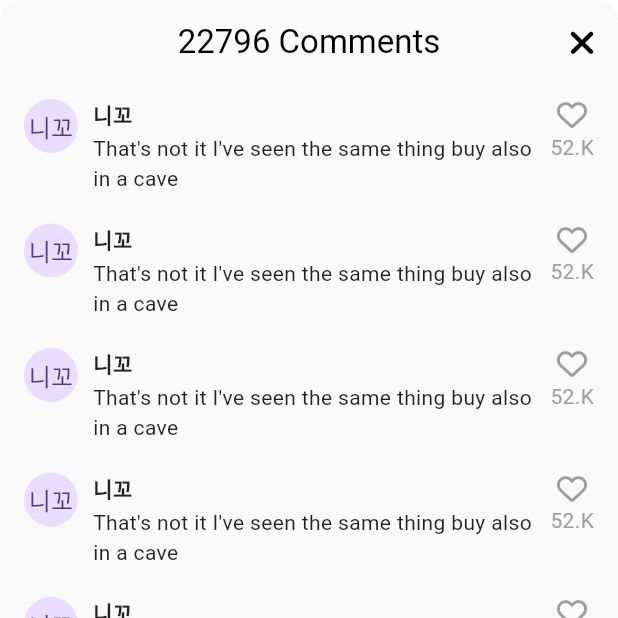
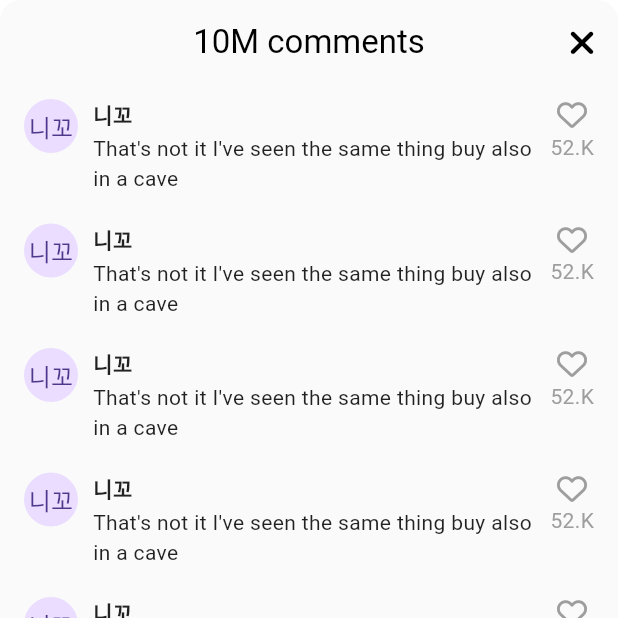
Before and after one commit to Djfkq/TikTokClone, a Flutter app: the VideoComments screen opened directly, on a phone screen of 412 x 824 dp, the top half of it. Run offline on Flutter 3.47's test engine with Material 3 defaults, Android fonts, the phone set to English and light mode, and no system bars; our stand-ins replace camera, flutter_riverpod, font_awesome_flutter, gallery_saver, go_router, google_fonts and 6 more; missing offline and left inert: dart:ffi; accounts and stored records are empty; network calls fail.

Commit message:
l10n_number formatting

```diff
--- a/lib/features/videos/views/widgets/video_comments.dart
+++ b/lib/features/videos/views/widgets/video_comments.dart
@@ -2,6 +2,7 @@ import 'package:flutter/material.dart';
 import 'package:font_awesome_flutter/font_awesome_flutter.dart';
 import 'package:tiktokclonepractice/constants/gaps.dart';
 import 'package:tiktokclonepractice/constants/sizes.dart';
+import 'package:tiktokclonepractice/generated/l10n.dart';
 import 'package:tiktokclonepractice/utils.dart';
 
 class VideoComments extends StatefulWidget {
@@ -60,8 +61,8 @@ class _VideoCommentsState extends State<VideoComments> {
         appBar: AppBar(
           backgroundColor: isDark ? null : Colors.grey.shade50,
           automaticallyImplyLeading: false,
-          title: const Text(
-            "22796 Comments",
+          title: Text(
+            S.of(context).commentTitle(10000000, 2),
           ),
           actions: [
             IconButton(
--- a/lib/l10n/intl_ko.arb
+++ b/lib/l10n/intl_ko.arb
@@ -4,5 +4,8 @@
   "emailPasswordButton": "Use email & password",
   "appleButton": "Continue with Apple",
   "alreadyHaveAnAccount": "Already have an account?",
-  "login": "Login"
+  "login": "Login",
+  "likeCount": "{value}",
+  "commentCount": "{value}",
+  "commentTitle": "{value} {value2, plural, =1{comment} other{comments}}"
 }
--- a/lib/router.dart
+++ b/lib/router.dart
@@ -13,7 +13,7 @@ import 'package:tiktokclonepractice/features/videos/views/video_recording_screen
 import 'package:tiktokclonepractice/features/videos/views/widgets/video_button.dart';
 
 final router = GoRouter(
-  initialLocation: RouteUrls.signupScreen,
+  initialLocation: RouteUrls.mainnavigationScreen,
   routes: [
     GoRoute(
       path: RouteUrls.signupScreen,
```
Also changed, not shown: lib/features/videos/views/widgets/video_post.dart (+5 -4 lines), lib/l10n/intl_en.arb (+31 -1 lines), lib/generated/intl/messages_en.dart, lib/generated/intl/messages_ko.dart, lib/generated/l10n.dart.
